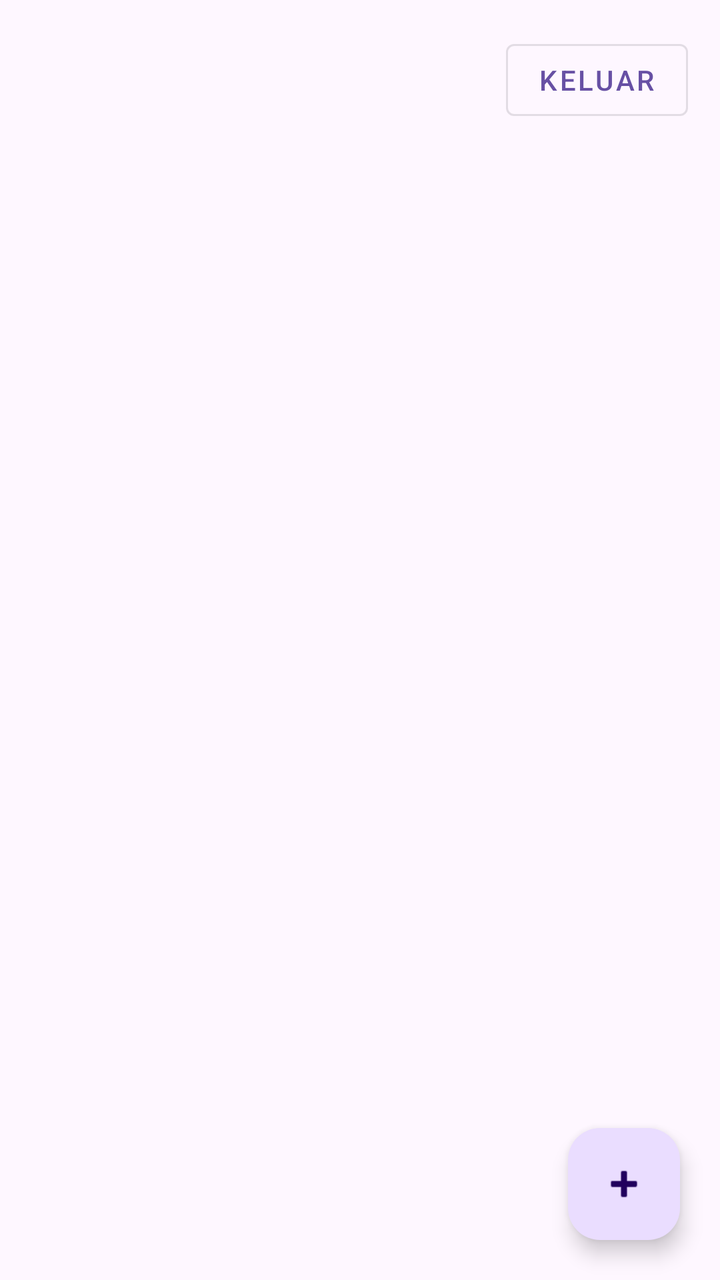
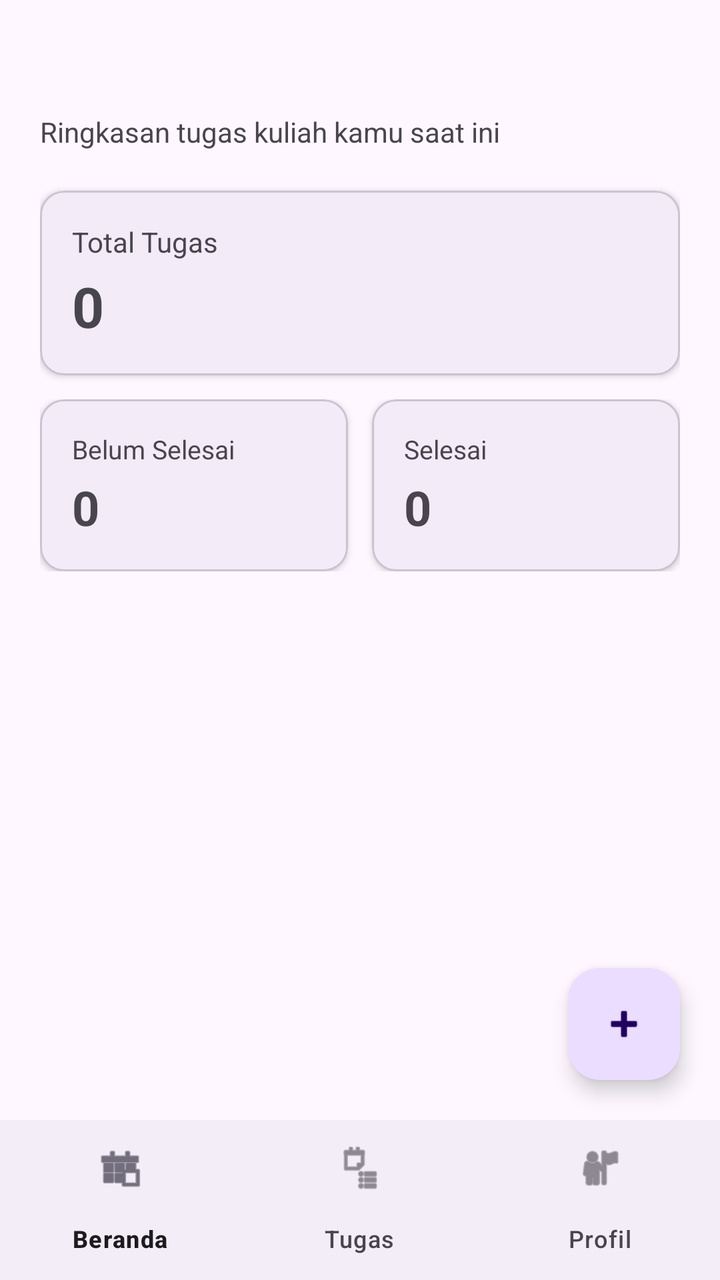

The first picture is an Android layout as it rendered before a commit; the second is the same layout after the commit. The layout source and the unified diff follow.
<!-- AndroidManifest.xml: application theme Theme.StudyPlan -->
<!-- res/layout/activity_main.xml -->
<?xml version="1.0" encoding="utf-8"?>
<androidx.coordinatorlayout.widget.CoordinatorLayout xmlns:android="http://schemas.android.com/apk/res/android"
    xmlns:app="http://schemas.android.com/apk/res-auto"
    android:layout_width="match_parent"
    android:layout_height="match_parent">

    <LinearLayout
        android:layout_width="match_parent"
        android:layout_height="match_parent"
        android:orientation="vertical"
        android:padding="16dp">

        <LinearLayout
            android:layout_width="match_parent"
            android:layout_height="wrap_content"
            android:gravity="center_vertical"
            android:orientation="horizontal"
            android:paddingBottom="12dp">

            <TextView
                android:id="@+id/tvWelcome"
                android:layout_width="0dp"
                android:layout_height="wrap_content"
                android:layout_weight="1"
                android:textSize="20sp"
                android:textStyle="bold" />

            <com.google.android.material.button.MaterialButton
                android:id="@+id/btnLogout"
                style="@style/Widget.MaterialComponents.Button.OutlinedButton"
                android:layout_width="wrap_content"
                android:layout_height="wrap_content"
                android:text="@string/btn_logout" />
        </LinearLayout>

        <ProgressBar
            android:id="@+id/progressBar"
            android:layout_width="wrap_content"
            android:layout_height="wrap_content"
            android:layout_gravity="center"
            android:layout_marginTop="24dp"
            android:visibility="gone" />

        <TextView
            android:id="@+id/tvEmptyState"
            android:layout_width="match_parent"
            android:layout_height="wrap_content"
            android:layout_marginTop="48dp"
            android:gravity="center"
            android:text="@string/empty_task"
            android:textSize="15sp"
            android:visibility="gone" />

        <androidx.recyclerview.widget.RecyclerView
            android:id="@+id/rvTasks"
            android:layout_width="match_parent"
            android:layout_height="0dp"
            android:layout_weight="1"
            android:clipToPadding="false"
            android:paddingBottom="80dp" />

    </LinearLayout>

    <com.google.android.material.floatingactionbutton.FloatingActionButton
        android:id="@+id/fabAddTask"
        android:layout_width="wrap_content"
        android:layout_height="wrap_content"
        android:layout_gravity="bottom|end"
        android:layout_margin="20dp"
        android:contentDescription="@string/title_add_task"
        app:srcCompat="@android:drawable/ic_input_add" />

</androidx.coordinatorlayout.widget.CoordinatorLayout>
<!-- resources referenced by this layout -->
<resources>
  <string name="btn_logout">Keluar</string>
  <string name="empty_task">Belum ada tugas.\nTekan tombol + untuk menambah tugas baru.</string>
  <string name="title_add_task">Tambah Tugas</string>
  <style name="Theme.StudyPlan" parent="Base.Theme.StudyPlan" />
  <style name="Base.Theme.StudyPlan" parent="Theme.Material3.DayNight.NoActionBar">
          
          
      </style>
</resources>

<!-- the commit's change to res/layout/activity_main.xml (unified diff, before → after) -->
@@ -1,37 +1,171 @@
 <?xml version="1.0" encoding="utf-8"?>
-<androidx.coordinatorlayout.widget.CoordinatorLayout xmlns:android="http://schemas.android.com/apk/res/android"
+<androidx.constraintlayout.widget.ConstraintLayout xmlns:android="http://schemas.android.com/apk/res/android"
     xmlns:app="http://schemas.android.com/apk/res-auto"
     android:layout_width="match_parent"
     android:layout_height="match_parent">
 
-    <LinearLayout
-        android:layout_width="match_parent"
-        android:layout_height="match_parent"
-        android:orientation="vertical"
-        android:padding="16dp">
+    
+    <ScrollView
+        android:id="@+id/sectionDashboard"
+        android:layout_width="0dp"
+        android:layout_height="0dp"
+        android:visibility="visible"
+        app:layout_constraintBottom_toTopOf="@id/bottomNavigation"
+        app:layout_constraintEnd_toEndOf="parent"
+        app:layout_constraintStart_toStartOf="parent"
+        app:layout_constraintTop_toTopOf="parent">
 
         <LinearLayout
             android:layout_width="match_parent"
             android:layout_height="wrap_content"
-            android:gravity="center_vertical"
-            android:orientation="horizontal"
-            android:paddingBottom="12dp">
+            android:orientation="vertical"
+            android:padding="20dp">
 
             <TextView
                 android:id="@+id/tvWelcome"
-                android:layout_width="0dp"
-                android:layout_height="wrap_content"
-                android:layout_weight="1"
-                android:textSize="20sp"
+                android:layout_width="wrap_content"
+                android:layout_height="wrap_content"
+                android:textSize="24sp"
                 android:textStyle="bold" />
 
-            <com.google.android.material.button.MaterialButton
-                android:id="@+id/btnLogout"
-                style="@style/Widget.MaterialComponents.Button.OutlinedButton"
+            <TextView
                 android:layout_width="wrap_content"
                 android:layout_height="wrap_content"
-                android:text="@string/btn_logout" />
+                android:layout_marginTop="4dp"
+                android:layout_marginBottom="20dp"
+                android:text="@string/dashboard_subtitle"
+                android:textSize="14sp" />
+
+            <com.google.android.material.card.MaterialCardView
+                android:layout_width="match_parent"
+                android:layout_height="wrap_content"
+                android:layout_marginBottom="12dp"
+                app:cardCornerRadius="12dp"
+                app:cardElevation="2dp"
+                app:strokeWidth="1dp">
+
+                <LinearLayout
+                    android:layout_width="match_parent"
+                    android:layout_height="wrap_content"
+                    android:orientation="vertical"
+                    android:padding="16dp">
+
+                    <TextView
+                        android:layout_width="wrap_content"
+                        android:layout_height="wrap_content"
+                        android:text="@string/label_total_tasks"
+                        android:textSize="14sp" />
+
+                    <TextView
+                        android:id="@+id/tvTotalTasks"
+                        android:layout_width="wrap_content"
+                        android:layout_height="wrap_content"
+                        android:layout_marginTop="4dp"
+                        android:text="0"
+                        android:textSize="28sp"
+                        android:textStyle="bold" />
+                </LinearLayout>
+            </com.google.android.material.card.MaterialCardView>
+
+            <LinearLayout
+                android:layout_width="match_parent"
+                android:layout_height="wrap_content"
+                android:orientation="horizontal">
+
+                <com.google.android.material.card.MaterialCardView
+                    android:layout_width="0dp"
+                    android:layout_height="wrap_content"
+                    android:layout_marginEnd="6dp"
+                    android:layout_weight="1"
+                    app:cardCornerRadius="12dp"
+                    app:cardElevation="2dp"
+                    app:strokeWidth="1dp">
+
+                    <LinearLayout
+                        android:layout_width="match_parent"
+                        android:layout_height="wrap_content"
+                        android:orientation="vertical"
+                        android:padding="16dp">
+
+                        <TextView
+                            android:layout_width="wrap_content"
+                            android:layout_height="wrap_content"
+                            android:text="@string/label_pending_tasks"
+                            android:textSize="13sp" />
+
+                        <TextView
+                            android:id="@+id/tvPendingTasks"
+                            android:layout_width="wrap_content"
+                            android:layout_height="wrap_content"
+                            android:layout_marginTop="4dp"
+                            android:text="0"
+                            android:textSize="24sp"
+                            android:textStyle="bold" />
+                    </LinearLayout>
+                </com.google.android.material.card.MaterialCardView>
+
+                <com.google.android.material.card.MaterialCardView
+                    android:layout_width="0dp"
+                    android:layout_height="wrap_content"
+                    android:layout_marginStart="6dp"
+                    android:layout_weight="1"
+                    app:cardCornerRadius="12dp"
+                    app:cardElevation="2dp"
+                    app:strokeWidth="1dp">
+
+                    <LinearLayout
+                        android:layout_width="match_parent"
+                        android:layout_height="wrap_content"
+                        android:orientation="vertical"
+                        android:padding="16dp">
+
+                        <TextView
+                            android:layout_width="wrap_content"
+                            android:layout_height="wrap_content"
+                            android:text="@string/label_done_tasks"
+                            android:textSize="13sp" />
+
+                        <TextView
+                            android:id="@+id/tvDoneTasks"
+                            android:layout_width="wrap_content"
+                            android:layout_height="wrap_content"
+                            android:layout_marginTop="4dp"
+                            android:text="0"
+                            android:textSize="24sp"
+                            android:textStyle="bold" />
+                    </LinearLayout>
+                </com.google.android.material.card.MaterialCardView>
+            </LinearLayout>
+
         </LinearLayout>
+    </ScrollView>
+
+    
+    <LinearLayout
+        android:id="@+id/sectionTasks"
+        android:layout_width="0dp"
+        android:layout_height="0dp"
+        android:orientation="vertical"
+        android:padding="16dp"
+        android:visibility="gone"
+        app:layout_constraintBottom_toTopOf="@id/bottomNavigation"
+        app:layout_constraintEnd_toEndOf="parent"
+        app:layout_constraintStart_toStartOf="parent"
+        app:layout_constraintTop_toTopOf="parent">
+
+        <androidx.appcompat.widget.SearchView
+            android:id="@+id/searchView"
+            android:layout_width="match_parent"
+            android:layout_height="wrap_content"
+            android:layout_marginBottom="8dp"
+            app:iconifiedByDefault="false"
+            app:queryHint="@string/hint_search" />
+
+        <Spinner
+            android:id="@+id/spinnerFilterStatus"
+            android:layout_width="match_parent"
+            android:layout_height="44dp"
+            android:layout_marginBottom="12dp" />
 
         <ProgressBar
             android:id="@+id/progressBar"
@@ -61,13 +195,70 @@
 
     </LinearLayout>
 
+    
+    <LinearLayout
+        android:id="@+id/sectionProfile"
+        android:layout_width="0dp"
+        android:layout_height="0dp"
+        android:gravity="center"
+        android:orientation="vertical"
+        android:padding="24dp"
+        android:visibility="gone"
+        app:layout_constraintBottom_toTopOf="@id/bottomNavigation"
+        app:layout_constraintEnd_toEndOf="parent"
+        app:layout_constraintStart_toStartOf="parent"
+        app:layout_constraintTop_toTopOf="parent">
+
+        <TextView
+            android:layout_width="wrap_content"
+            android:layout_height="wrap_content"
+            android:text="@string/profile_title"
+            android:textSize="22sp"
+            android:textStyle="bold" />
+
+        <TextView
+            android:id="@+id/tvProfileName"
+            android:layout_width="wrap_content"
+            android:layout_height="wrap_content"
+            android:layout_marginTop="16dp"
+            android:textSize="18sp"
+            android:textStyle="bold" />
+
+        <TextView
+            android:id="@+id/tvProfileEmail"
+            android:layout_width="wrap_content"
+            android:layout_height="wrap_content"
+            android:layout_marginTop="4dp"
+            android:textSize="14sp" />
+
+        <com.google.android.material.button.MaterialButton
+            android:id="@+id/btnLogout"
+            android:layout_width="match_parent"
+            android:layout_height="56dp"
+            android:layout_marginTop="32dp"
+            android:text="@string/btn_logout" />
+
+    </LinearLayout>
+
+    
     <com.google.android.material.floatingactionbutton.FloatingActionButton
         android:id="@+id/fabAddTask"
         android:layout_width="wrap_content"
         android:layout_height="wrap_content"
-        android:layout_gravity="bottom|end"
         android:layout_margin="20dp"
         android:contentDescription="@string/title_add_task"
+        app:layout_constraintBottom_toTopOf="@id/bottomNavigation"
+        app:layout_constraintEnd_toEndOf="parent"
         app:srcCompat="@android:drawable/ic_input_add" />
 
-</androidx.coordinatorlayout.widget.CoordinatorLayout>
+    
+    <com.google.android.material.bottomnavigation.BottomNavigationView
+        android:id="@+id/bottomNavigation"
+        android:layout_width="0dp"
+        android:layout_height="wrap_content"
+        app:layout_constraintBottom_toBottomOf="parent"
+        app:layout_constraintEnd_toEndOf="parent"
+        app:layout_constraintStart_toStartOf="parent"
+        app:menu="@menu/bottom_nav_menu" />
+
+</androidx.constraintlayout.widget.ConstraintLayout>
<!-- resource entries referenced after the edit -->
@@ -1,7 +1,13 @@
 <!-- resources referenced by this layout -->
 <resources>
-  <string name="btn_logout">Keluar</string>
+  <string name="btn_logout">Keluar (Logout)</string>
+  <string name="dashboard_subtitle">Ringkasan tugas kuliah kamu saat ini</string>
   <string name="empty_task">Belum ada tugas.\nTekan tombol + untuk menambah tugas baru.</string>
+  <string name="hint_search">Cari judul tugas atau mata kuliah...</string>
+  <string name="label_done_tasks">Selesai</string>
+  <string name="label_pending_tasks">Belum Selesai</string>
+  <string name="label_total_tasks">Total Tugas</string>
+  <string name="profile_title">Profil Mahasiswa</string>
   <string name="title_add_task">Tambah Tugas</string>
   <style name="Theme.StudyPlan" parent="Base.Theme.StudyPlan" />
   <style name="Base.Theme.StudyPlan" parent="Theme.Material3.DayNight.NoActionBar">
